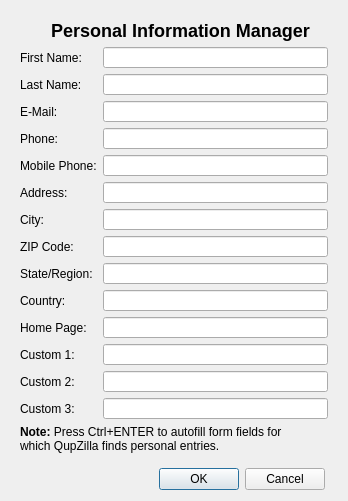
Old version of the form PIM/PIM_settings.ui in the repository QupZilla/qupzilla-plugins.
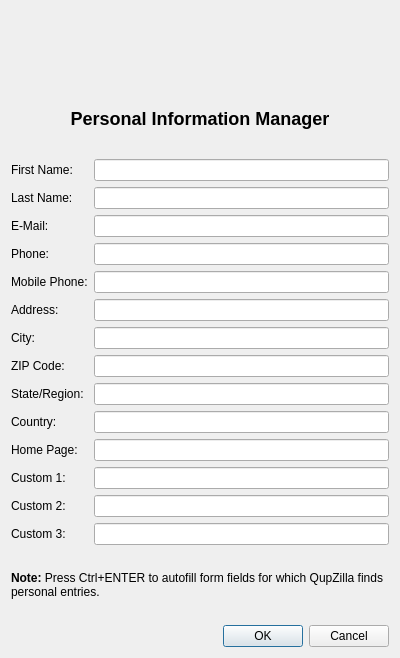
New version of the form. Icons and pictures are not drawn.

Commit message: PIM: Fixed settings sizing.

Diff of the .ui file:
```diff
--- a/PIM/PIM_settings.ui
+++ b/PIM/PIM_settings.ui
@@ -6,129 +6,66 @@
    <rect>
     <x>0</x>
     <y>0</y>
-    <width>348</width>
-    <height>481</height>
+    <width>400</width>
+    <height>658</height>
    </rect>
   </property>
+  <property name="minimumSize">
+   <size>
+    <width>400</width>
+    <height>0</height>
+   </size>
+  </property>
   <property name="windowTitle">
    <string>PIM Settings</string>
   </property>
-  <layout class="QGridLayout" name="gridLayout_1">
-   <item row="4" column="1">
-    <widget class="QDialogButtonBox" name="buttonBox">
-     <property name="orientation">
-      <enum>Qt::Horizontal</enum>
+  <layout class="QVBoxLayout" name="verticalLayout">
+   <item>
+    <widget class="QLabel" name="pluginicon">
+     <property name="text">
+      <string/>
      </property>
-     <property name="standardButtons">
-      <set>QDialogButtonBox::Cancel|QDialogButtonBox::Ok</set>
+     <property name="pixmap">
+      <pixmap resource="PIM_res.qrc">:/PIM/data/PIM.png</pixmap>
      </property>
+     <property name="alignment">
+      <set>Qt::AlignCenter</set>
+     </property>
     </widget>
    </item>
-   <item row="4" column="0">
-    <spacer name="horizontalSpacer">
-     <property name="orientation">
-      <enum>Qt::Horizontal</enum>
+   <item>
+    <widget class="QLabel" name="title">
+     <property name="text">
+      <string>&lt;html&gt;&lt;head/&gt;&lt;body&gt;&lt;p&gt;&lt;span style=&quot; font-size:x-large; font-weight:600;&quot;&gt;Personal Information Manager&lt;/span&gt;&lt;/p&gt;&lt;/body&gt;&lt;/html&gt;</string>
      </property>
-     <property name="sizeHint" stdset="0">
-      <size>
-       <width>40</width>
-       <height>20</height>
-      </size>
+     <property name="alignment">
+      <set>Qt::AlignCenter</set>
      </property>
-    </spacer>
+    </widget>
    </item>
-   <item row="0" column="0" colspan="4">
-    <widget class="QStackedWidget" name="stackedWidget">
-     <property name="focusPolicy">
-      <enum>Qt::NoFocus</enum>
-     </property>
-     <property name="currentIndex">
-      <number>0</number>
-     </property>
-     <widget class="QWidget" name="settingsPage">
-      <layout class="QGridLayout" name="gridLayout_2">
-       <item row="8" column="0" colspan="4">
+   <item>
         <layout class="QFormLayout" name="formLayout_1">
-         <property name="fieldGrowthPolicy">
-          <enum>QFormLayout::AllNonFixedFieldsGrow</enum>
-         </property>
-         <item row="0" column="0">
-          <widget class="QLabel" name="labelFirstName">
-           <property name="text">
-            <string>First Name:</string>
-           </property>
-          </widget>
-         </item>
          <item row="0" column="1">
           <widget class="QLineEdit" name="pim_firstname"/>
          </item>
-         <item row="1" column="0">
-          <widget class="QLabel" name="labelLastName">
-           <property name="text">
-            <string>Last Name:</string>
-           </property>
-          </widget>
-         </item>
          <item row="1" column="1">
           <widget class="QLineEdit" name="pim_lastname"/>
          </item>
-         <item row="2" column="0">
-          <widget class="QLabel" name="labelEmail">
-           <property name="text">
-            <string>E-Mail:</string>
-           </property>
-          </widget>
-         </item>
          <item row="2" column="1">
           <widget class="QLineEdit" name="pim_email"/>
          </item>
-         <item row="3" column="0">
-          <widget class="QLabel" name="labelPhone">
-           <property name="text">
-            <string>Phone:</string>
-           </property>
-          </widget>
-         </item>
          <item row="3" column="1">
           <widget class="QLineEdit" name="pim_phone"/>
          </item>
-         <item row="4" column="0">
-          <widget class="QLabel" name="labeMobile">
-           <property name="text">
-            <string>Mobile Phone:</string>
-           </property>
-          </widget>
-         </item>
          <item row="4" column="1">
           <widget class="QLineEdit" name="pim_mobile"/>
          </item>
-         <item row="5" column="0">
-          <widget class="QLabel" name="labelAddress">
-           <property name="text">
-            <string>Address:</string>
-           </property>
-          </widget>
-         </item>
          <item row="5" column="1">
           <widget class="QLineEdit" name="pim_address"/>
          </item>
-         <item row="6" column="0">
-          <widget class="QLabel" name="labelCity">
-           <property name="text">
-            <string>City:</string>
-           </property>
-          </widget>
-         </item>
          <item row="6" column="1">
           <widget class="QLineEdit" name="pim_city"/>
          </item>
-         <item row="7" column="0">
-          <widget class="QLabel" name="labelZip">
-           <property name="text">
-            <string>ZIP Code:</string>
-           </property>
-          </widget>
-         </item>
          <item row="7" column="1">
           <widget class="QLineEdit" name="pim_zip"/>
          </item>
@@ -192,71 +129,65 @@
          <item row="13" column="1">
           <widget class="QLineEdit" name="pim_special3"/>
          </item>
-        </layout>
+     <item row="7" column="0">
+      <widget class="QLabel" name="labelZip">
+       <property name="text">
+        <string>ZIP Code:</string>
+       </property>
+      </widget>
+     </item>
+     <item row="6" column="0">
+      <widget class="QLabel" name="labelCity">
+       <property name="text">
+        <string>City:</string>
+       </property>
+      </widget>
+     </item>
+     <item row="5" column="0">
+      <widget class="QLabel" name="labelAddress">
+       <property name="text">
+        <string>Address:</string>
+       </property>
+      </widget>
+     </item>
+     <item row="4" column="0">
+      <widget class="QLabel" name="labeMobile">
+       <property name="text">
+        <string>Mobile Phone:</string>
+       </property>
+      </widget>
+     </item>
+     <item row="3" column="0">
+      <widget class="QLabel" name="labelPhone">
+       <property name="text">
+        <string>Phone:</string>
+       </property>
+      </widget>
+     </item>
+     <item row="2" column="0">
+      <widget class="QLabel" name="labelEmail">
+       <property name="text">
+        <string>E-Mail:</string>
+       </property>
+      </widget>
+     </item>
+     <item row="1" column="0">
+      <widget class="QLabel" name="labelLastName">
+       <property name="text">
+        <string>Last Name:</string>
+       </property>
+      </widget>
        </item>
        <item row="0" column="0">
-        <spacer name="horizontalSpacer_2">
-         <property name="orientation">
-          <enum>Qt::Horizontal</enum>
-         </property>
-         <property name="sizeHint" stdset="0">
-          <size>
-           <width>40</width>
-           <height>20</height>
-          </size>
-         </property>
-        </spacer>
-       </item>
-       <item row="0" column="3">
-        <spacer name="horizontalSpacer_3">
-         <property name="orientation">
-          <enum>Qt::Horizontal</enum>
-         </property>
-         <property name="sizeHint" stdset="0">
-          <size>
-           <width>40</width>
-           <height>20</height>
-          </size>
-         </property>
-        </spacer>
-       </item>
-       <item row="0" column="2" alignment="Qt::AlignHCenter|Qt::AlignVCenter">
-        <widget class="QLabel" name="title">
+      <widget class="QLabel" name="labelFirstName">
          <property name="text">
-          <string>&lt;html&gt;&lt;head/&gt;&lt;body&gt;&lt;p&gt;&lt;span style=&quot; font-size:x-large; font-weight:600;&quot;&gt;Personal Information Manager&lt;/span&gt;&lt;/p&gt;&lt;/body&gt;&lt;/html&gt;</string>
-         </property>
-         <property name="alignment">
-          <set>Qt::AlignCenter</set>
-         </property>
-        </widget>
-       </item>
-       <item row="1" column="2">
-        <spacer name="verticalSpacer">
-         <property name="orientation">
-          <enum>Qt::Vertical</enum>
-         </property>
-         <property name="sizeHint" stdset="0">
-          <size>
-           <width>20</width>
-           <height>40</height>
-          </size>
-         </property>
-        </spacer>
-       </item>
-       <item row="0" column="1" alignment="Qt::AlignHCenter|Qt::AlignVCenter">
-        <widget class="QLabel" name="pluginicon">
-         <property name="text">
-          <string/>
-         </property>
-         <property name="pixmap">
-          <pixmap resource="PIM_res.qrc">:/PIM/data/PIM.png</pixmap>
-         </property>
-         <property name="alignment">
-          <set>Qt::AlignCenter</set>
-         </property>
-        </widget>
-       </item>
-       <item row="9" column="0" colspan="3">
+        <string>First Name:</string>
+       </property>
+      </widget>
+     </item>
+    </layout>
+   </item>
+   <item>
         <widget class="QLabel" name="label">
          <property name="text">
           <string>&lt;b&gt;Note:&lt;/b&gt; Press Ctrl+ENTER to autofill form fields for which QupZilla finds personal entries.</string>
@@ -266,8 +197,14 @@
          </property>
         </widget>
        </item>
-      </layout>
-     </widget>
+   <item>
+    <widget class="QDialogButtonBox" name="buttonBox">
+     <property name="orientation">
+      <enum>Qt::Horizontal</enum>
+     </property>
+     <property name="standardButtons">
+      <set>QDialogButtonBox::Cancel|QDialogButtonBox::Ok</set>
+     </property>
     </widget>
    </item>
   </layout>
```
Left out of the diff: 35 changed lines with no effect on the pictures. Lines whose indentation alone changed are shown as unchanged. The commit also changes 1 other file.
